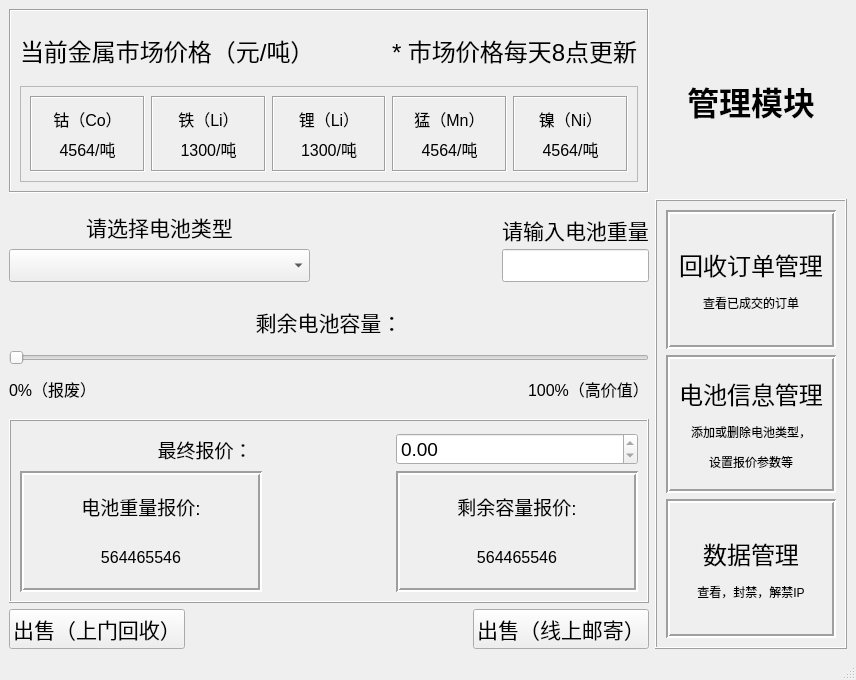
The window that mainwindow.ui (RipplesDance/WasteMetalRecoverySystem) describes before a commit, drawn with Qt 5.
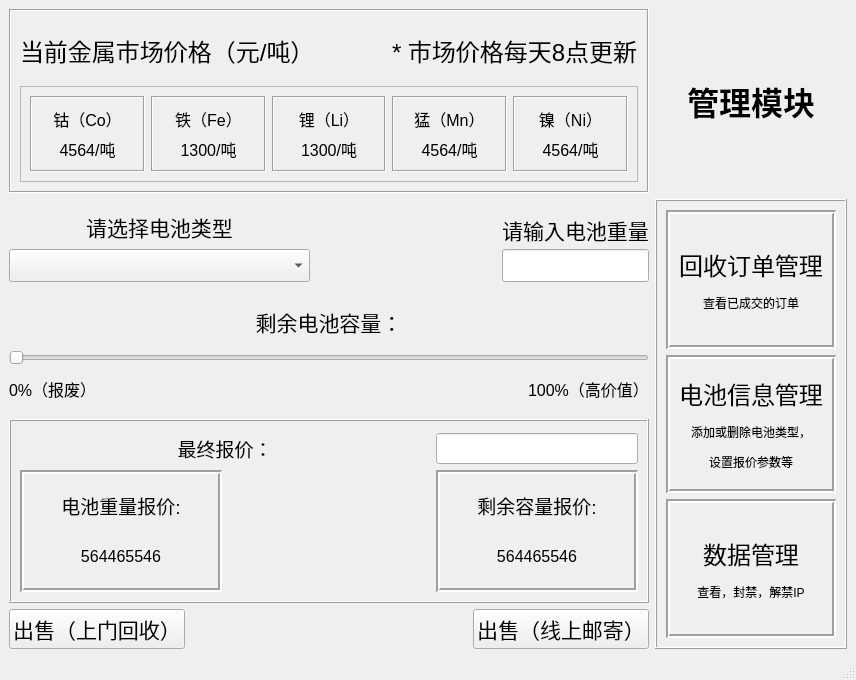
The same window after the commit.

Commit message: basic function added

The edit to the form file:
```diff
--- a/mainwindow.ui
+++ b/mainwindow.ui
@@ -161,7 +161,7 @@
                   </font>
                  </property>
                  <property name="text">
-                  <string>铁（Li）</string>
+                  <string>铁（Fe）</string>
                  </property>
                  <property name="alignment">
                   <set>Qt::AlignCenter</set>
@@ -531,60 +531,10 @@
         <property name="frameShadow">
          <enum>QFrame::Raised</enum>
         </property>
-        <layout class="QGridLayout" name="gridLayout_3" columnstretch="2,1,2,0">
+        <layout class="QGridLayout" name="gridLayout_3" columnstretch="1,1,1">
          <property name="topMargin">
           <number>12</number>
          </property>
-         <item row="1" column="2">
-          <widget class="QFrame" name="frame_6">
-           <property name="font">
-            <font>
-             <pointsize>9</pointsize>
-            </font>
-           </property>
-           <property name="frameShape">
-            <enum>QFrame::Box</enum>
-           </property>
-           <property name="frameShadow">
-            <enum>QFrame::Sunken</enum>
-           </property>
-           <property name="lineWidth">
-            <number>2</number>
-           </property>
-           <layout class="QVBoxLayout" name="verticalLayout_8">
-            <item>
-             <widget class="QLabel" name="label_21">
-              <property name="font">
-               <font>
-                <pointsize>14</pointsize>
-               </font>
-              </property>
-              <property name="text">
-               <string>剩余容量报价:</string>
-              </property>
-              <property name="alignment">
-               <set>Qt::AlignCenter</set>
-              </property>
-             </widget>
-            </item>
-            <item>
-             <widget class="QLabel" name="label_22">
-              <property name="font">
-               <font>
-                <pointsize>12</pointsize>
-               </font>
-              </property>
-              <property name="text">
-               <string>564465546</string>
-              </property>
-              <property name="alignment">
-               <set>Qt::AlignCenter</set>
-              </property>
-             </widget>
-            </item>
-           </layout>
-          </widget>
-         </item>
          <item row="1" column="0">
           <widget class="QFrame" name="frame_5">
            <property name="font">
@@ -635,33 +585,6 @@
            </layout>
           </widget>
          </item>
-         <item row="0" column="2">
-          <widget class="QDoubleSpinBox" name="doubleSpinBox">
-           <property name="font">
-            <font>
-             <pointsize>14</pointsize>
-            </font>
-           </property>
-           <property name="wrapping">
-            <bool>false</bool>
-           </property>
-           <property name="frame">
-            <bool>true</bool>
-           </property>
-           <property name="readOnly">
-            <bool>true</bool>
-           </property>
-           <property name="specialValueText">
-            <string/>
-           </property>
-           <property name="showGroupSeparator" stdset="0">
-            <bool>false</bool>
-           </property>
-           <property name="maximum">
-            <double>99999999999.990005493164063</double>
-           </property>
-          </widget>
-         </item>
          <item row="1" column="1">
           <spacer name="horizontalSpacer_5">
            <property name="orientation">
@@ -675,6 +598,68 @@
            </property>
           </spacer>
          </item>
+         <item row="1" column="2">
+          <widget class="QFrame" name="frame_6">
+           <property name="font">
+            <font>
+             <pointsize>9</pointsize>
+            </font>
+           </property>
+           <property name="frameShape">
+            <enum>QFrame::Box</enum>
+           </property>
+           <property name="frameShadow">
+            <enum>QFrame::Sunken</enum>
+           </property>
+           <property name="lineWidth">
+            <number>2</number>
+           </property>
+           <layout class="QVBoxLayout" name="verticalLayout_8">
+            <item>
+             <widget class="QLabel" name="label_21">
+              <property name="font">
+               <font>
+                <pointsize>14</pointsize>
+               </font>
+              </property>
+              <property name="text">
+               <string>剩余容量报价:</string>
+              </property>
+              <property name="alignment">
+               <set>Qt::AlignCenter</set>
+              </property>
+             </widget>
+            </item>
+            <item>
+             <widget class="QLabel" name="SOH_price">
+              <property name="font">
+               <font>
+                <pointsize>12</pointsize>
+               </font>
+              </property>
+              <property name="text">
+               <string>564465546</string>
+              </property>
+              <property name="alignment">
+               <set>Qt::AlignCenter</set>
+              </property>
+             </widget>
+            </item>
+           </layout>
+          </widget>
+         </item>
+         <item row="0" column="2">
+          <widget class="QLineEdit" name="final_price">
+           <property name="font">
+            <font>
+             <pointsize>14</pointsize>
+            </font>
+           </property>
+           <property name="readOnly">
+            <bool>true</bool>
+           </property>
+          </widget>
+         </item>
          <item row="0" column="0" colspan="2">
           <widget class="QLabel" name="label_18">
            <property name="font">
```
Left out of the diff: 20 changed lines with no effect on the pictures. The commit also changes 2 other files.
